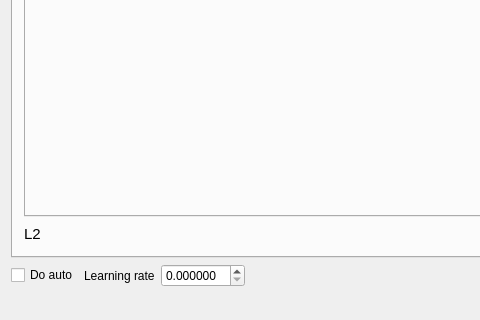
First picture: the form in mainwindow.ui, repository artthirt/nnsample, before the edit; both pictures show x 0 to 480 and y 376 to 696 of the 1104 by 696 pixel window.
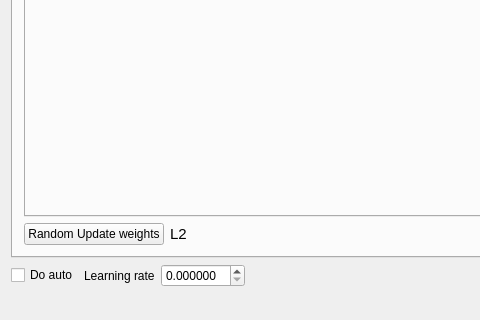
Second picture: the form after the edit. Custom widgets are drawn as their Qt base class.

What changed in the file:
```diff
--- a/mainwindow.ui
+++ b/mainwindow.ui
@@ -345,6 +345,16 @@
         </item>
         <item>
          <layout class="QHBoxLayout" name="horizontalLayout_4">
+          <item>
+           <widget class="QPushButton" name="pb_update_weight">
+            <property name="text">
+             <string>Random Update weights</string>
+            </property>
+            <property name="checkable">
+             <bool>true</bool>
+            </property>
+           </widget>
+          </item>
           <item>
            <widget class="QLabel" name="lb_l2cnv">
             <property name="font">
```
